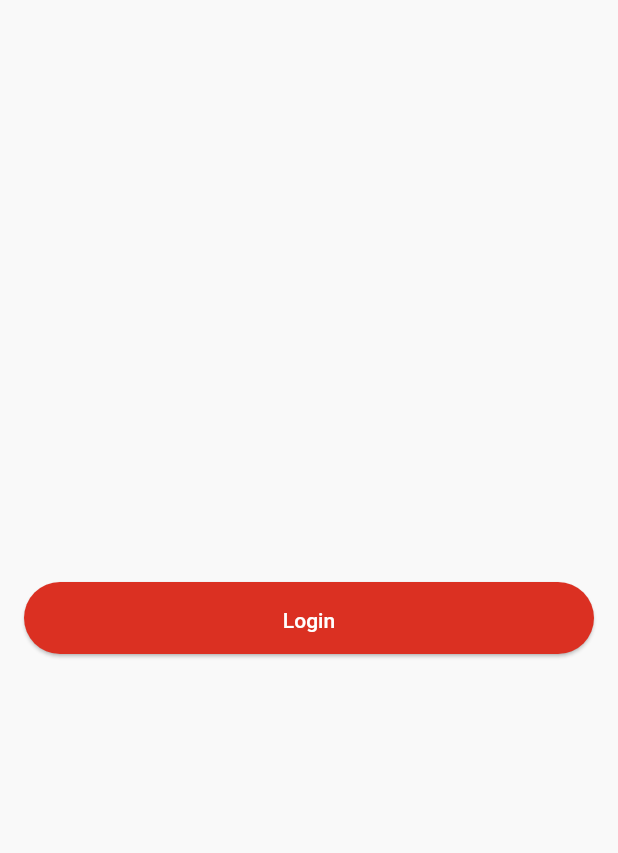
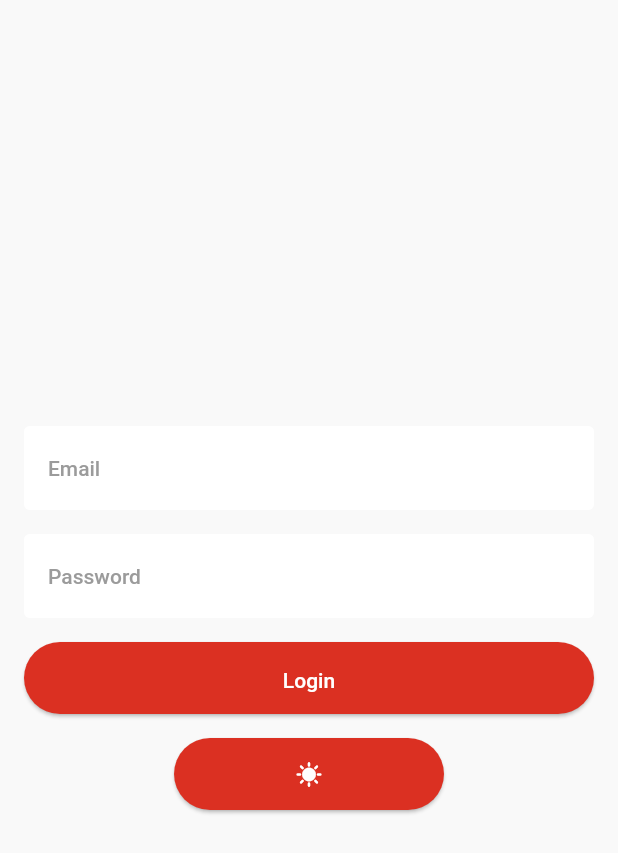
Before and after one commit to AhmedRefaee/Shopora, a Flutter app: the screen it shows after launch, after a tap on "Login", on a phone screen of 412 x 824 dp. Shown: the top 853 px of the screen. Run offline on Flutter 3.47's test engine with Material 3 defaults, Android fonts, the phone set to English and light mode, and no system bars; our stand-ins replace bloc, flutter_bloc, hydrated_bloc; Roboto replaces fonts that are missing (Metropolis).

Commit message:
feat: update dependencies and implement theme switching with Bloc and all theming is now done and ready to start building widgets

```diff
--- a/lib/core/config/themes/app_colors.dart
+++ b/lib/core/config/themes/app_colors.dart
@@ -2,6 +2,8 @@ import 'dart:ui';
 
 class AppColors {
   const AppColors._();
+
+  ////Light Theme Colors
   static const Color shoporaWhite = Color(0xFFFFFFFF);
   static const Color shoporaBlack = Color(0xff222222);
   static const Color shoporaGray = Color(0xFF9B9B9B);
@@ -11,4 +13,19 @@ class AppColors {
   static const Color shoporaSuccess = Color(0xFF2AA952);
   static const Color shoporaBackground = Color(0xFFF9F9F9);
 
+
+
+
+
+  /////Dark Theme Colors
+static const Color shoporaDarkWhite = Color(0xFFF6F6F6);
+static const Color shoporaDark = Color(0xff2D2A36);
+static const Color shoporaDarkGray = Color(0xFFABB4BD);
+
+static const Color shoporaDarkPrimary = Color(0xFFEF3651);
+static const Color shoporaDarkSale = Color(0xFFFF3E3E);
+static const Color shoporaDarkError = Color(0xFFFF2424);
+static const Color shoporaDarkSuccess = Color(0xFF55D85A);
+static const Color shoporaDarkBackground = Color(0xFF1E1F28);
+
 }
--- a/lib/core/config/themes/theme_data/theme_data_dark.dart
+++ b/lib/core/config/themes/theme_data/theme_data_dark.dart
@@ -1,5 +1,61 @@
 import 'package:flutter/material.dart';
+import 'package:shopora/core/config/themes/app_colors.dart' show AppColors;
+import 'package:shopora/core/config/themes/app_fonts.dart';
+import 'package:shopora/core/config/themes/app_text_styles.dart';
 
 ThemeData getdarkTheme(){
-  return ThemeData();
-}
+return ThemeData(
+    scaffoldBackgroundColor: AppColors.shoporaDarkBackground,
+
+    brightness: Brightness.dark,
+
+    fontFamily: AppFonts.metropolis,
+
+    colorScheme: ColorScheme.fromSeed(
+      seedColor: AppColors.shoporaDarkPrimary,
+      brightness: Brightness.dark,
+    ),
+    textTheme: ThemeData.dark().textTheme.apply(
+      fontFamily: AppFonts.metropolis,
+      bodyColor: AppColors.shoporaDarkWhite,
+      displayColor: AppColors.shoporaDarkWhite,
+    ),
+
+    elevatedButtonTheme: ElevatedButtonThemeData(
+      style: ElevatedButton.styleFrom(
+        backgroundColor: AppColors.shoporaDarkPrimary,
+        foregroundColor: AppColors.shoporaDarkWhite,
+        disabledBackgroundColor: AppColors.shoporaDarkPrimary.withOpacity(0.5),
+        disabledForegroundColor: AppColors.shoporaDarkWhite.withOpacity(0.5),
+        minimumSize: const Size(double.infinity, 48),
+        textStyle: AppTextStyles.fourteen,
+        shape: RoundedRectangleBorder(borderRadius: BorderRadius.circular(25)),
+      ),
+    ),
+
+
+
+    inputDecorationTheme: InputDecorationTheme(
+      labelStyle: AppTextStyles.fourteen.copyWith(color: AppColors.shoporaDarkGray),
+      border: OutlineInputBorder(
+        borderRadius: BorderRadius.circular(4),
+        borderSide: BorderSide(color: AppColors.shoporaDark),
+      ),
+      enabledBorder: OutlineInputBorder(
+        borderRadius: BorderRadius.circular(4),
+          borderSide: BorderSide(color: AppColors.shoporaDark),
+      ),
+      focusedBorder: OutlineInputBorder(
+        borderRadius: BorderRadius.circular(4),
+        borderSide: BorderSide(color: AppColors.shoporaDark),
+      ),
+      errorBorder: OutlineInputBorder(
+        borderRadius: BorderRadius.circular(4),
+        borderSide: BorderSide(color: AppColors.shoporaDarkError),
+      ),
+      focusedErrorBorder: OutlineInputBorder(
+        borderRadius: BorderRadius.circular(4),
+        borderSide: BorderSide(color: AppColors.shoporaDarkError),
+      ),
+    ),
+  );}
--- a/lib/core/config/themes/theme_data/theme_data_light.dart
+++ b/lib/core/config/themes/theme_data/theme_data_light.dart
@@ -3,7 +3,7 @@ import 'package:shopora/core/config/themes/app_colors.dart';
 import 'package:shopora/core/config/themes/app_fonts.dart';
 import 'package:shopora/core/config/themes/app_text_styles.dart';
 
-ThemeData getlightTheme(){
+ThemeData getlightTheme() {
   return ThemeData(
     scaffoldBackgroundColor: AppColors.shoporaBackground,
 
@@ -20,6 +20,7 @@ ThemeData getlightTheme(){
       bodyColor: AppColors.shoporaBlack,
       displayColor: AppColors.shoporaBlack,
     ),
+
     elevatedButtonTheme: ElevatedButtonThemeData(
       style: ElevatedButton.styleFrom(
         backgroundColor: AppColors.shoporaPrimary,
@@ -28,9 +29,35 @@ ThemeData getlightTheme(){
         disabledForegroundColor: AppColors.shoporaWhite.withOpacity(0.5),
         minimumSize: const Size(double.infinity, 48),
         textStyle: AppTextStyles.fourteen,
-      shape: RoundedRectangleBorder(
-        borderRadius: BorderRadius.circular(25),
+        shape: RoundedRectangleBorder(borderRadius: BorderRadius.circular(25)),
       ),
+    ),
+
+
+
+    inputDecorationTheme: InputDecorationTheme(
+      labelStyle: AppTextStyles.fourteen.copyWith(color: AppColors.shoporaGray),
+      fillColor: AppColors.shoporaWhite,
+      filled: true,
+      border: OutlineInputBorder(
+        borderRadius: BorderRadius.circular(4),
+        borderSide: BorderSide(color: AppColors.shoporaWhite),
+      ),
+      enabledBorder: OutlineInputBorder(
+        borderRadius: BorderRadius.circular(4),
+          borderSide: BorderSide(color: AppColors.shoporaWhite),
+      ),
+      focusedBorder: OutlineInputBorder(
+        borderRadius: BorderRadius.circular(4),
+        borderSide: BorderSide(color: AppColors.shoporaWhite),
+      ),
+      errorBorder: OutlineInputBorder(
+        borderRadius: BorderRadius.circular(4),
+        borderSide: BorderSide(color: AppColors.shoporaError),
+      ),
+      focusedErrorBorder: OutlineInputBorder(
+        borderRadius: BorderRadius.circular(4),
+        borderSide: BorderSide(color: AppColors.shoporaError),
       ),
     ),
   );
--- /dev/null
+++ b/lib/core/config/themes/theme_extensions/theme_extenstions.dart
@@ -0,0 +1,11 @@
+import 'package:flutter/material.dart';
+
+extension contextExtention on BuildContext {
+  bool get isDarkMode {
+    return Theme.of(this).brightness == Brightness.dark;
+  }
+
+  bool get isLightMode {
+    return Theme.of(this).brightness == Brightness.light;
+  }
+}
--- a/lib/features/auth/login/presentation/view/login_screen.dart
+++ b/lib/features/auth/login/presentation/view/login_screen.dart
@@ -1,4 +1,5 @@
 import 'package:flutter/material.dart';
+import 'package:shopora/features/switch_theme/presentation/view/switch_theme_button.dart';
 
 class LoginScreen extends StatelessWidget {
   const LoginScreen({super.key});
@@ -6,12 +7,30 @@ class LoginScreen extends StatelessWidget {
   @override
   Widget build(BuildContext context) {
     return Scaffold(
-      body: Padding(
-        padding: const EdgeInsets.all(16.0),
-        child: Center(
-          child: ElevatedButton(
-            onPressed: () {},
-            child: Text('Login'),
+      body: GestureDetector(
+        onTap: () => FocusScope.of(context).unfocus(),
+        child: Padding(
+          padding: const EdgeInsets.all(16.0),
+          child: Column(
+            mainAxisAlignment: MainAxisAlignment.center,
+            children: [
+              TextField(
+                decoration: InputDecoration(
+                  labelText: 'Email',
+                ),
+              ),
+              const SizedBox(height: 16),
+              TextField(
+                decoration: InputDecoration(
+                  labelText: 'Password',
+                ),
+              ),
+              const SizedBox(height: 16),
+              ElevatedButton(onPressed: () {}, child: Text('Login')),
+
+              const SizedBox(height: 16),
+              SwitchThemeButton(),
+            ],
           ),
         ),
       ),
--- /dev/null
+++ b/lib/features/switch_theme/presentation/view/switch_theme_button.dart
@@ -0,0 +1,25 @@
+import 'package:flutter/material.dart';
+import 'package:flutter_bloc/flutter_bloc.dart';
+import 'package:shopora/core/config/themes/theme_extensions/theme_extenstions.dart';
+import 'package:shopora/features/switch_theme/presentation/view_model/cubit/theme_cubit.dart';
+
+class SwitchThemeButton extends StatelessWidget {
+  const SwitchThemeButton({super.key});
+
+  @override
+  Widget build(BuildContext context) {
+    return Padding(
+      padding: const EdgeInsets.symmetric(horizontal: 100),
+      child: ElevatedButton(
+        onPressed: () {
+          if (context.isDarkMode) {
+            context.read<ThemeCubit>().switchTheme(ThemeMode.light);
+          } else {
+            context.read<ThemeCubit>().switchTheme(ThemeMode.dark);
+          }
+        },
+        child: const Icon(Icons.sunny),
+      ),
+    );
+  }
+}
--- /dev/null
+++ b/lib/features/switch_theme/presentation/view_model/cubit/theme_cubit.dart
@@ -0,0 +1,43 @@
+import 'package:bloc/bloc.dart';
+import 'package:flutter/material.dart';
+import 'package:hydrated_bloc/hydrated_bloc.dart';
+
+class ThemeCubit extends HydratedCubit<ThemeMode> {
+  ThemeCubit() : super(ThemeMode.light);
+
+  static const String _themeKey = 'themeMode';
+  static const String _lightValue = 'light';
+  static const String _darkValue = 'dark';
+  static const String _systemValue = 'system';
+
+  void switchTheme(ThemeMode themeMode) {
+    emit(themeMode);
+  }
+
+  @override
+  ThemeMode? fromJson(Map<String, dynamic> json) {
+    final themeValue = json[_themeKey] as String?;
+
+    switch (themeValue) {
+      case _lightValue:
+        return ThemeMode.light;
+      case _darkValue:
+        return ThemeMode.dark;
+      case _systemValue:
+        return ThemeMode.system;
+      default:
+        return ThemeMode.light;
+    }
+  }
+
+  @override
+  Map<String, dynamic>? toJson(ThemeMode state) {
+    final themeValue = switch (state) {
+      ThemeMode.light => _lightValue,
+      ThemeMode.dark => _darkValue,
+      ThemeMode.system => _systemValue,
+    };
+
+    return {_themeKey: themeValue};
+  }
+}
--- a/lib/main.dart
+++ b/lib/main.dart
@@ -1,9 +1,20 @@
+import 'package:flutter/foundation.dart';
 import 'package:flutter/material.dart';
+import 'package:flutter_bloc/flutter_bloc.dart';
+import 'package:hydrated_bloc/hydrated_bloc.dart';
+import 'package:path_provider/path_provider.dart';
 import 'package:shopora/core/config/themes/theme_data/theme_data_dark.dart';
 import 'package:shopora/core/config/themes/theme_data/theme_data_light.dart';
 import 'package:shopora/features/auth/login/presentation/view/login_screen.dart';
+import 'package:shopora/features/switch_theme/presentation/view_model/cubit/theme_cubit.dart';
 
-void main() {
+Future<void> main() async {
+  WidgetsFlutterBinding.ensureInitialized();
+  HydratedBloc.storage = await HydratedStorage.build(
+    storageDirectory: kIsWeb
+        ? HydratedStorageDirectory.web
+        : HydratedStorageDirectory((await getTemporaryDirectory()).path),
+  );
   runApp(const Shopora());
 }
 
@@ -13,11 +24,25 @@ class Shopora extends StatelessWidget {
   // This widget is the root of your application.
   @override
   Widget build(BuildContext context) {
-    return MaterialApp(
-      theme: getlightTheme(),
-      darkTheme: getdarkTheme(),
-      themeMode: ThemeMode.light,
-      home: LoginScreen(),
+
+
+    return MultiBlocProvider(
+      providers: [BlocProvider(create: (context) => ThemeCubit())],
+      child: BlocBuilder<ThemeCubit, ThemeMode>(
+        builder: (context, themeMode) {
+
+
+          return MaterialApp(
+            theme: getlightTheme(),
+            darkTheme: getdarkTheme(),
+            themeMode: themeMode,
+
+
+
+            home: LoginScreen(),
+          );
+        },
+      ),
     );
   }
 }
--- a/pubspec.yaml
+++ b/pubspec.yaml
@@ -34,6 +34,10 @@ dependencies:
   # The following adds the Cupertino Icons font to your application.
   # Use with the CupertinoIcons class for iOS style icons.
   cupertino_icons: ^1.0.8
+  flutter_bloc: ^9.1.1
+  bloc: ^9.0.0
+  hydrated_bloc: ^10.1.1
+  path_provider: ^2.1.2
 
 dev_dependencies:
   flutter_test:
```
Also changed, not shown: pubspec.lock. Lines whose indentation alone changed are shown as unchanged.
